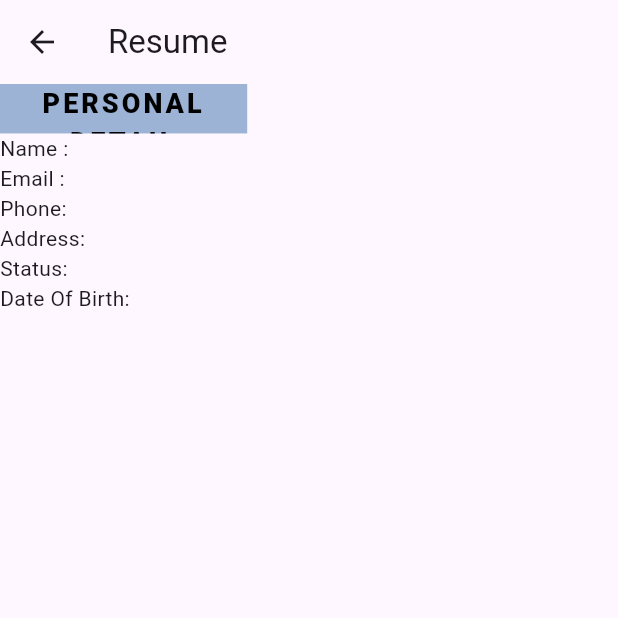
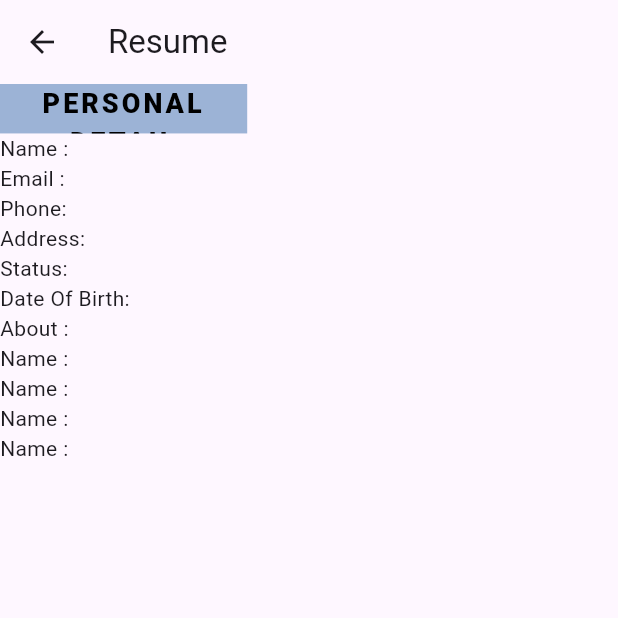
Before and after one commit to Prashant1125/Resume_builder, a Flutter app: the screen it shows after launch, scrolled down 129 dp, after a tap on "Submit", on a phone screen of 412 x 824 dp, the top half of it. Run offline on Flutter 3.47's test engine with Material 3 defaults, Android fonts, the phone set to English and light mode, and no system bars.

Commit message:
Display About

```diff
--- a/lib/screen/resume.dart
+++ b/lib/screen/resume.dart
@@ -37,6 +37,11 @@ class ResumeScreen extends StatelessWidget {
               Text('Address: ${input.address}'),
               Text('Status: ${input.status}'),
               Text('Date Of Birth: ${input.dob}'),
+              Text('About : ${about.about}'),
+              Text('Name : ${about.hobbies}'),
+              Text('Name : ${about.languages}'),
+              Text('Name : ${about.strength}'),
+              Text('Name : ${about.weakness}'),
             ],
           ),
         ],
```
